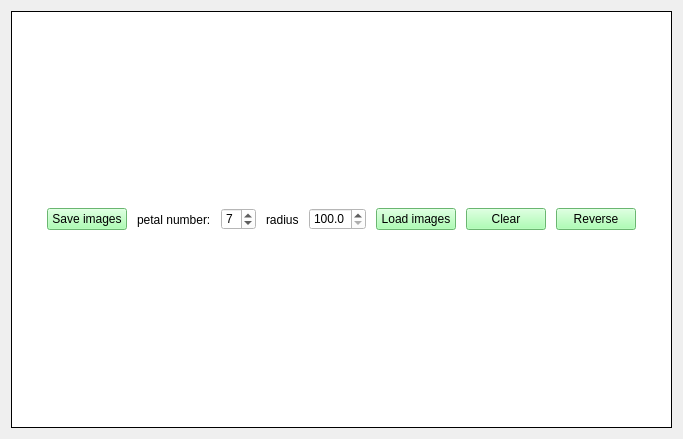
The window that forms/MainWindow.ui (czimbortibor/Large-annotated-image-collection-management) describes before a commit, drawn with Qt 5.
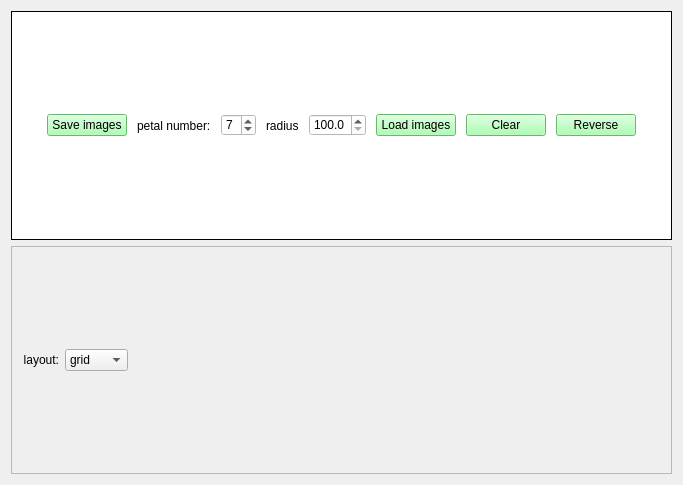
The same window after the commit. Icons and pictures are not drawn.

The edit to the form file:
```diff
--- a/forms/MainWindow.ui
+++ b/forms/MainWindow.ui
@@ -7,7 +7,7 @@
     <x>0</x>
     <y>0</y>
     <width>683</width>
-    <height>439</height>
+    <height>485</height>
    </rect>
   </property>
   <property name="windowTitle">
@@ -17,9 +17,9 @@
    <string notr="true"/>
   </property>
   <widget class="QWidget" name="centralWidget">
-   <layout class="QGridLayout" name="gridLayout">
-    <item row="1" column="0">
-     <widget class="QFrame" name="frame_2">
+   <layout class="QVBoxLayout" name="verticalLayout">
+    <item>
+     <widget class="QFrame" name="frame_controls">
       <property name="sizePolicy">
        <sizepolicy hsizetype="Expanding" vsizetype="Preferred">
         <horstretch>0</horstretch>
@@ -40,7 +40,7 @@
         <number>10</number>
        </property>
        <item>
-        <spacer name="horizontalSpacer">
+        <spacer name="horizontalSpacer_left">
          <property name="orientation">
           <enum>Qt::Horizontal</enum>
          </property>
@@ -160,6 +160,66 @@
       </layout>
      </widget>
     </item>
+    <item>
+     <widget class="QFrame" name="frame_filters">
+      <property name="frameShape">
+       <enum>QFrame::StyledPanel</enum>
+      </property>
+      <property name="frameShadow">
+       <enum>QFrame::Raised</enum>
+      </property>
+      <layout class="QHBoxLayout" name="horizontalLayout">
+       <item>
+        <widget class="QLabel" name="label">
+         <property name="layoutDirection">
+          <enum>Qt::LeftToRight</enum>
+         </property>
+         <property name="text">
+          <string>layout:</string>
+         </property>
+         <property name="alignment">
+          <set>Qt::AlignRight|Qt::AlignTrailing|Qt::AlignVCenter</set>
+         </property>
+        </widget>
+       </item>
+       <item>
+        <widget class="QComboBox" name="comboBox_layout">
+         <item>
+          <property name="text">
+           <string>grid</string>
+          </property>
+          <property name="icon">
+           <iconset resource="../resources.qrc">
+            <normaloff>:/icons/resources/icons/grid_layout.png</normaloff>:/icons/resources/icons/grid_layout.png</iconset>
+          </property>
+         </item>
+         <item>
+          <property name="text">
+           <string>flower</string>
+          </property>
+          <property name="icon">
+           <iconset resource="../resources.qrc">
+            <normaloff>:/icons/resources/icons/flower_layout.png</normaloff>:/icons/resources/icons/flower_layout.png</iconset>
+          </property>
+         </item>
+        </widget>
+       </item>
+       <item>
+        <spacer name="horizontalSpacer">
+         <property name="orientation">
+          <enum>Qt::Horizontal</enum>
+         </property>
+         <property name="sizeHint" stdset="0">
+          <size>
+           <width>40</width>
+           <height>20</height>
+          </size>
+         </property>
+        </spacer>
+       </item>
+      </layout>
+     </widget>
+    </item>
    </layout>
   </widget>
  </widget>
```
Left out of the diff: 18 changed lines with no effect on the pictures.
